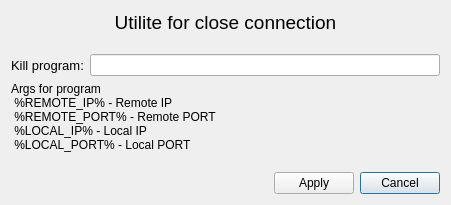
admsasha/qnetstatview, file setupUtiliteKill.ui: the form before one commit.
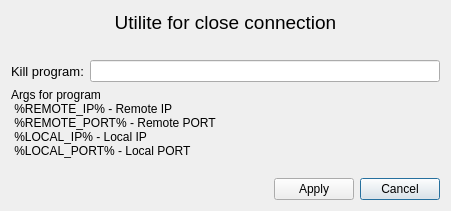
The form after the commit.

```diff
--- a/setupUtiliteKill.ui
+++ b/setupUtiliteKill.ui
@@ -7,7 +7,7 @@
     <x>0</x>
     <y>0</y>
     <width>451</width>
-    <height>205</height>
+    <height>211</height>
    </rect>
   </property>
   <property name="windowTitle">
```
Left out of the diff: 2 changed lines with no effect on the pictures.
